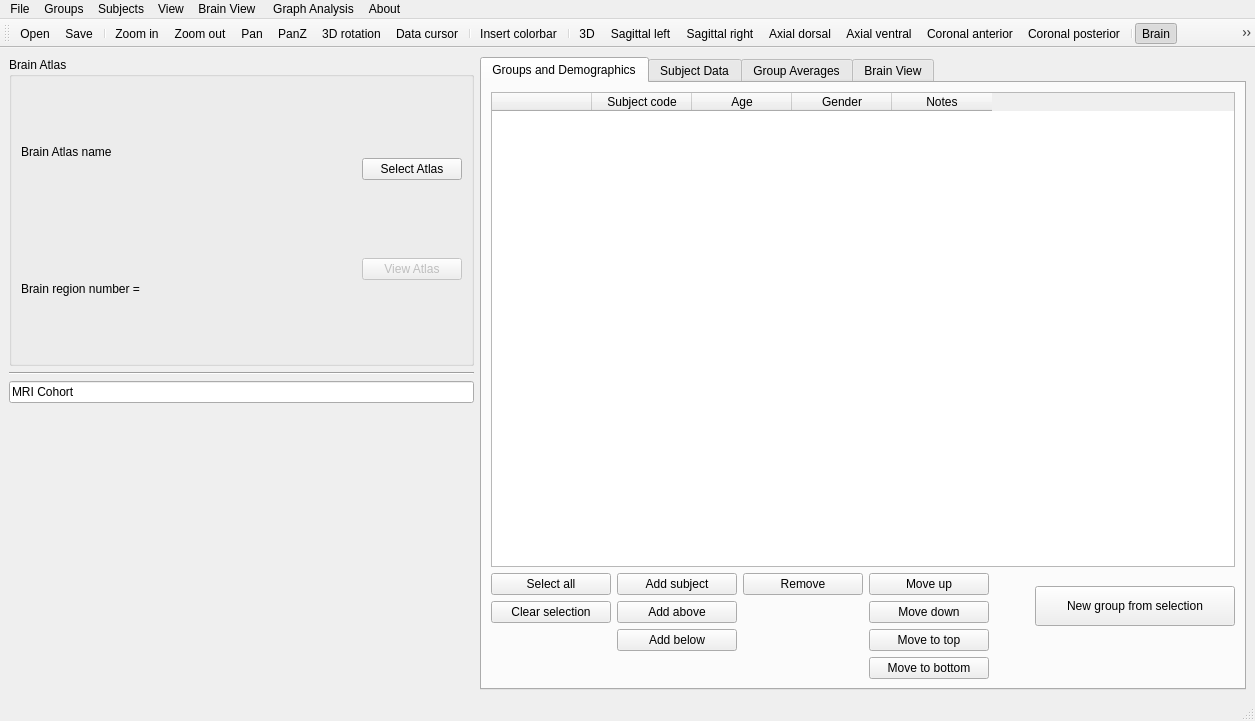
The window that braphy/gui/ui_files/cohort_editor.ui (softmatterlab/Braph-2.0-Python) describes before a commit, drawn with Qt 5.
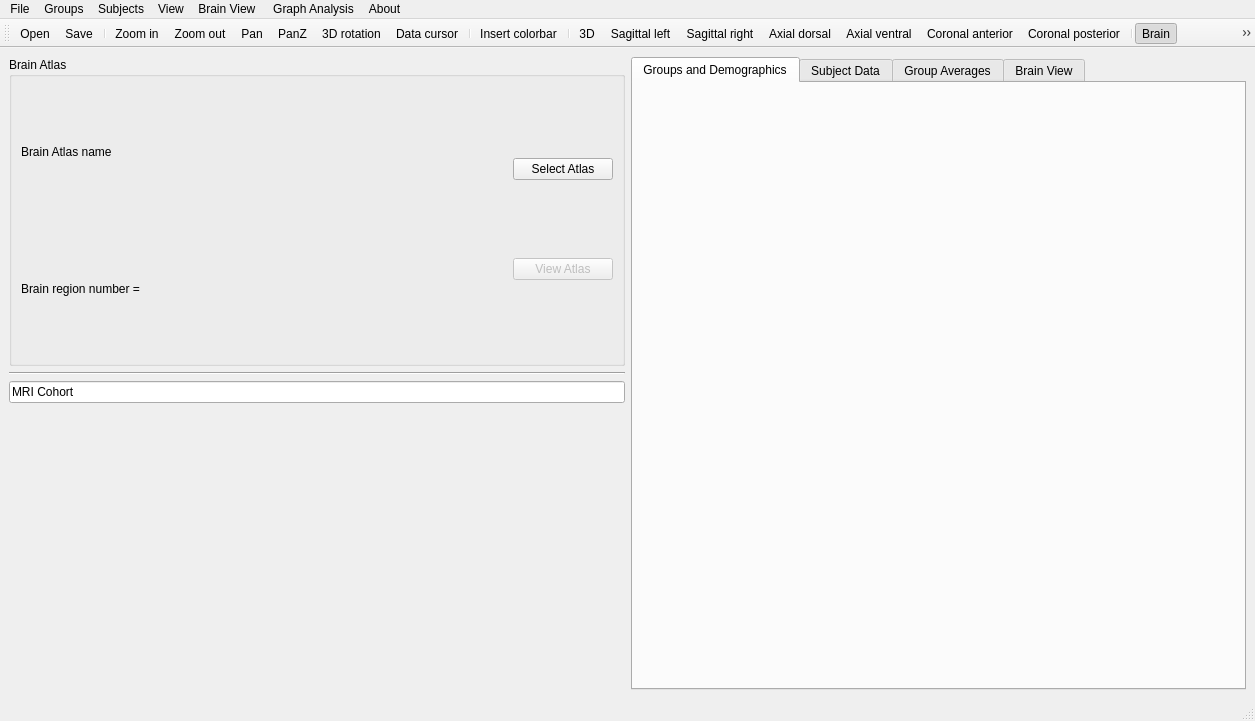
The same window after the commit. The open tabs and pages were chosen to show the change. Icons and pictures are not drawn. Custom widgets are drawn as their Qt base class.

Commit message: Extract groups and demographics from cohort editor

Diff of the .ui file:
```diff
--- a/braphy/gui/ui_files/cohort_editor.ui
+++ b/braphy/gui/ui_files/cohort_editor.ui
@@ -149,377 +149,7 @@
          </attribute>
          <layout class="QVBoxLayout" name="verticalLayout_8">
           <item>
-           <layout class="QVBoxLayout" name="verticalLayout">
-            <property name="rightMargin">
-             <number>0</number>
-            </property>
-            <property name="bottomMargin">
-             <number>0</number>
-            </property>
-            <item>
-             <widget class="QTableWidget" name="tableWidget_groups_and_demographics">
-              <column>
-               <property name="text">
-                <string/>
-               </property>
-              </column>
-              <column>
-               <property name="text">
-                <string>Subject code</string>
-               </property>
-              </column>
-              <column>
-               <property name="text">
-                <string>Age</string>
-               </property>
-              </column>
-              <column>
-               <property name="text">
-                <string>Gender</string>
-               </property>
-              </column>
-              <column>
-               <property name="text">
-                <string>Notes</string>
-               </property>
-              </column>
-             </widget>
-            </item>
-            <item>
-             <layout class="QHBoxLayout" name="horizontalLayout_10">
-              <property name="rightMargin">
-               <number>0</number>
-              </property>
-              <property name="bottomMargin">
-               <number>0</number>
-              </property>
-              <item>
-               <layout class="QGridLayout" name="gridLayout_4">
-                <property name="bottomMargin">
-                 <number>0</number>
-                </property>
-                <item row="2" column="1">
-                 <widget class="QPushButton" name="btnAddBelow">
-                  <property name="sizePolicy">
-                   <sizepolicy hsizetype="Fixed" vsizetype="Fixed">
-                    <horstretch>0</horstretch>
-                    <verstretch>0</verstretch>
-                   </sizepolicy>
-                  </property>
-                  <property name="minimumSize">
-                   <size>
-                    <width>120</width>
-                    <height>0</height>
-                   </size>
-                  </property>
-                  <property name="maximumSize">
-                   <size>
-                    <width>120</width>
-                    <height>16777215</height>
-                   </size>
-                  </property>
-                  <property name="text">
-                   <string>Add below</string>
-                  </property>
-                 </widget>
-                </item>
-                <item row="0" column="0">
-                 <widget class="QPushButton" name="btnSelectAll">
-                  <property name="sizePolicy">
-                   <sizepolicy hsizetype="Fixed" vsizetype="Fixed">
-                    <horstretch>0</horstretch>
-                    <verstretch>0</verstretch>
-                   </sizepolicy>
-                  </property>
-                  <property name="minimumSize">
-                   <size>
-                    <width>120</width>
-                    <height>0</height>
-                   </size>
-                  </property>
-                  <property name="maximumSize">
-                   <size>
-                    <width>120</width>
-                    <height>16777215</height>
-                   </size>
-                  </property>
-                  <property name="text">
-                   <string>Select all</string>
-                  </property>
-                 </widget>
-                </item>
-                <item row="1" column="3">
-                 <widget class="QPushButton" name="btnMoveDown2">
-                  <property name="sizePolicy">
-                   <sizepolicy hsizetype="Fixed" vsizetype="Fixed">
-                    <horstretch>0</horstretch>
-                    <verstretch>0</verstretch>
-                   </sizepolicy>
-                  </property>
-                  <property name="minimumSize">
-                   <size>
-                    <width>120</width>
-                    <height>0</height>
-                   </size>
-                  </property>
-                  <property name="maximumSize">
-                   <size>
-                    <width>120</width>
-                    <height>16777215</height>
-                   </size>
-                  </property>
-                  <property name="text">
-                   <string>Move down</string>
-                  </property>
-                 </widget>
-                </item>
-                <item row="1" column="1">
-                 <widget class="QPushButton" name="btnAddAbove">
-                  <property name="sizePolicy">
-                   <sizepolicy hsizetype="Fixed" vsizetype="Fixed">
-                    <horstretch>0</horstretch>
-                    <verstretch>0</verstretch>
-                   </sizepolicy>
-                  </property>
-                  <property name="minimumSize">
-                   <size>
-                    <width>120</width>
-                    <height>0</height>
-                   </size>
-                  </property>
-                  <property name="maximumSize">
-                   <size>
-                    <width>120</width>
-                    <height>16777215</height>
-                   </size>
-                  </property>
-                  <property name="text">
-                   <string>Add above</string>
-                  </property>
-                 </widget>
-                </item>
-                <item row="0" column="3">
-                 <widget class="QPushButton" name="btnMoveUp2">
-                  <property name="sizePolicy">
-                   <sizepolicy hsizetype="Fixed" vsizetype="Fixed">
-                    <horstretch>0</horstretch>
-                    <verstretch>0</verstretch>
-                   </sizepolicy>
-                  </property>
-                  <property name="minimumSize">
-                   <size>
-                    <width>120</width>
-                    <height>0</height>
-                   </size>
-                  </property>
-                  <property name="maximumSize">
-                   <size>
-                    <width>120</width>
-                    <height>16777215</height>
-                   </size>
-                  </property>
-                  <property name="text">
-                   <string>Move up</string>
-                  </property>
-                 </widget>
-                </item>
-                <item row="0" column="1">
-                 <widget class="QPushButton" name="btnAddSubject">
-                  <property name="sizePolicy">
-                   <sizepolicy hsizetype="Fixed" vsizetype="Fixed">
-                    <horstretch>0</horstretch>
-                    <verstretch>0</verstretch>
-                   </sizepolicy>
-                  </property>
-                  <property name="minimumSize">
-                   <size>
-                    <width>120</width>
-                    <height>0</height>
-                   </size>
-                  </property>
-                  <property name="maximumSize">
-                   <size>
-                    <width>120</width>
-                    <height>16777215</height>
-                   </size>
-                  </property>
-                  <property name="text">
-                   <string>Add subject</string>
-                  </property>
-                 </widget>
-                </item>
-                <item row="0" column="2">
-                 <widget class="QPushButton" name="btnRemove2">
-                  <property name="sizePolicy">
-                   <sizepolicy hsizetype="Fixed" vsizetype="Fixed">
-                    <horstretch>0</horstretch>
-                    <verstretch>0</verstretch>
-                   </sizepolicy>
-                  </property>
-                  <property name="minimumSize">
-                   <size>
-                    <width>120</width>
-                    <height>0</height>
-                   </size>
-                  </property>
-                  <property name="maximumSize">
-                   <size>
-                    <width>120</width>
-                    <height>16777215</height>
-                   </size>
-                  </property>
-                  <property name="text">
-                   <string>Remove</string>
-                  </property>
-                 </widget>
-                </item>
-                <item row="1" column="0">
-                 <widget class="QPushButton" name="btnClearSelection">
-                  <property name="sizePolicy">
-                   <sizepolicy hsizetype="Fixed" vsizetype="Fixed">
-                    <horstretch>0</horstretch>
-                    <verstretch>0</verstretch>
-                   </sizepolicy>
-                  </property>
-                  <property name="minimumSize">
-                   <size>
-                    <width>120</width>
-                    <height>0</height>
-                   </size>
-                  </property>
-                  <property name="maximumSize">
-                   <size>
-                    <width>120</width>
-                    <height>16777215</height>
-                   </size>
-                  </property>
-                  <property name="text">
-                   <string>Clear selection</string>
-                  </property>
-                 </widget>
-                </item>
-                <item row="3" column="3">
-                 <widget class="QPushButton" name="btnMoveToBottom">
-                  <property name="sizePolicy">
-                   <sizepolicy hsizetype="Fixed" vsizetype="Fixed">
-                    <horstretch>0</horstretch>
-                    <verstretch>0</verstretch>
-                   </sizepolicy>
-                  </property>
-                  <property name="minimumSize">
-                   <size>
-                    <width>120</width>
-                    <height>0</height>
-                   </size>
-                  </property>
-                  <property name="maximumSize">
-                   <size>
-                    <width>120</width>
-                    <height>16777215</height>
-                   </size>
-                  </property>
-                  <property name="text">
-                   <string>Move to bottom</string>
-                  </property>
-                 </widget>
-                </item>
-                <item row="2" column="3">
-                 <widget class="QPushButton" name="btnMoveToTop">
-                  <property name="sizePolicy">
-                   <sizepolicy hsizetype="Fixed" vsizetype="Fixed">
-                    <horstretch>0</horstretch>
-                    <verstretch>0</verstretch>
-                   </sizepolicy>
-                  </property>
-                  <property name="minimumSize">
-                   <size>
-                    <width>120</width>
-                    <height>0</height>
-                   </size>
-                  </property>
-                  <property name="maximumSize">
-                   <size>
-                    <width>120</width>
-                    <height>16777215</height>
-                   </size>
-                  </property>
-                  <property name="text">
-                   <string>Move to top</string>
-                  </property>
-                 </widget>
-                </item>
-                <item row="0" column="4">
-                 <spacer name="horizontalSpacer_3">
-                  <property name="orientation">
-                   <enum>Qt::Horizontal</enum>
-                  </property>
-                  <property name="sizeHint" stdset="0">
-                   <size>
-                    <width>40</width>
-                    <height>20</height>
-                   </size>
-                  </property>
-                 </spacer>
-                </item>
-               </layout>
-              </item>
-              <item>
-               <layout class="QVBoxLayout" name="verticalLayout_6">
-                <property name="spacing">
-                 <number>6</number>
-                </property>
-                <property name="leftMargin">
-                 <number>0</number>
-                </property>
-                <item>
-                 <widget class="QPushButton" name="btnNewGroup">
-                  <property name="sizePolicy">
-                   <sizepolicy hsizetype="Fixed" vsizetype="Fixed">
-                    <horstretch>0</horstretch>
-                    <verstretch>0</verstretch>
-                   </sizepolicy>
-                  </property>
-                  <property name="minimumSize">
-                   <size>
-                    <width>200</width>
-                    <height>40</height>
-                   </size>
-                  </property>
-                  <property name="maximumSize">
-                   <size>
-                    <width>200</width>
-                    <height>40</height>
-                   </size>
-                  </property>
-                  <property name="text">
-                   <string>New group from selection</string>
-                  </property>
-                 </widget>
-                </item>
-                <item>
-                 <spacer name="verticalSpacer_2">
-                  <property name="orientation">
-                   <enum>Qt::Vertical</enum>
-                  </property>
-                  <property name="sizeType">
-                   <enum>QSizePolicy::Fixed</enum>
-                  </property>
-                  <property name="sizeHint" stdset="0">
-                   <size>
-                    <width>20</width>
-                    <height>40</height>
-                   </size>
-                  </property>
-                 </spacer>
-                </item>
-               </layout>
-              </item>
-              <item>
-               <layout class="QVBoxLayout" name="verticalLayout_7"/>
-              </item>
-             </layout>
-            </item>
-           </layout>
+           <widget class="GroupsAndDemographicsWidget" name="groupsAndDemographicsWidget" native="true"/>
           </item>
          </layout>
         </widget>
@@ -1408,6 +1038,12 @@
    <header>braphy.gui.group_table_widget</header>
    <container>1</container>
   </customwidget>
+  <customwidget>
+   <class>GroupsAndDemographicsWidget</class>
+   <extends>QWidget</extends>
+   <header>braphy.gui.groups_and_demographics_widget</header>
+   <container>1</container>
+  </customwidget>
  </customwidgets>
  <resources>
   <include location="../icons/icons.qrc"/>
```
Left out of the diff: 2 changed lines with no effect on the pictures. The commit also changes 4 other files.
